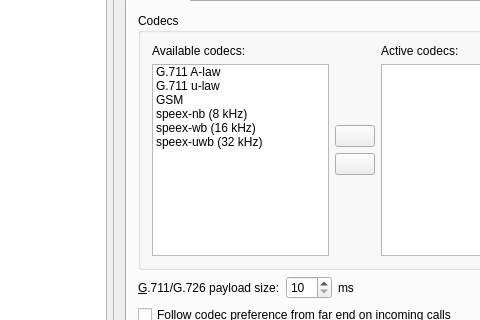
Old version of the form src/gui/userprofileform.ui in the repository fbriere/twinkle; both pictures show x 123 to 603 and y 115 to 435 of the 777 by 592 pixel window.
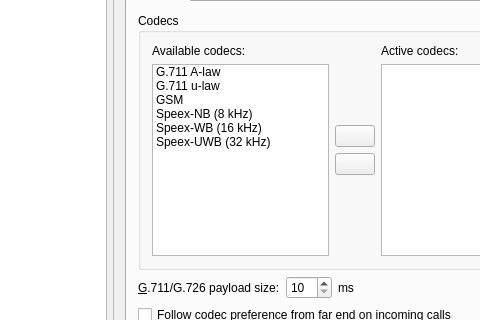
New version of the form. The open tabs and pages were chosen to show the change. Icons and pictures are not drawn.

Commit message: Fix capitalization of Speex entries in codecs list

Patch:
```diff
--- a/src/gui/userprofileform.ui
+++ b/src/gui/userprofileform.ui
@@ -946,17 +946,17 @@
                   </item>
                   <item>
                    <property name="text">
-                    <string>speex-nb (8 kHz)</string>
+                    <string>Speex-NB (8 kHz)</string>
                    </property>
                   </item>
                   <item>
                    <property name="text">
-                    <string>speex-wb (16 kHz)</string>
+                    <string>Speex-WB (16 kHz)</string>
                    </property>
                   </item>
                   <item>
                    <property name="text">
-                    <string>speex-uwb (32 kHz)</string>
+                    <string>Speex-UWB (32 kHz)</string>
                    </property>
                   </item>
                  </widget>
```
The commit also changes 8 other files.
